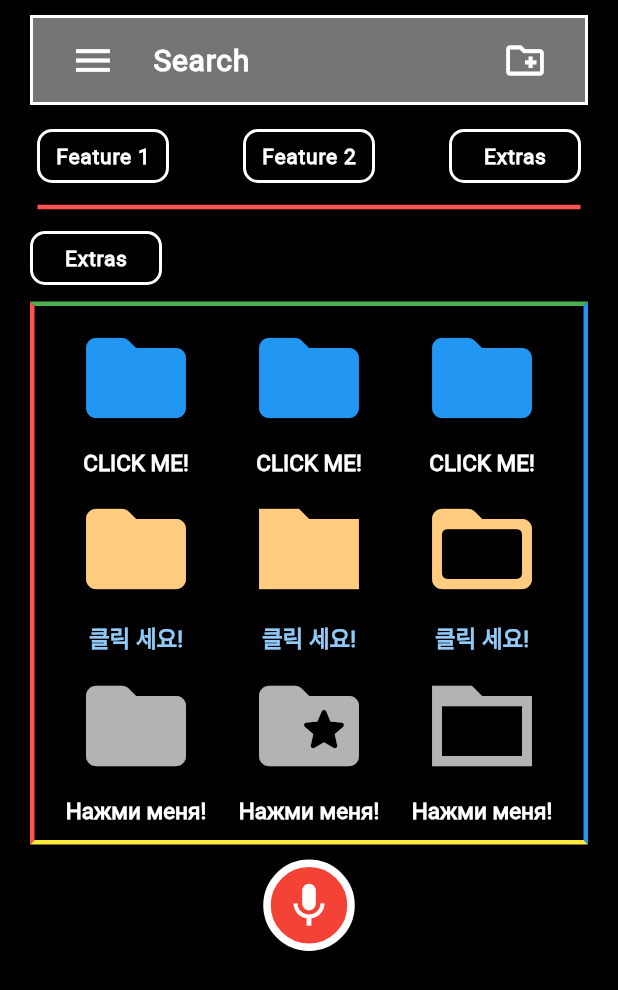
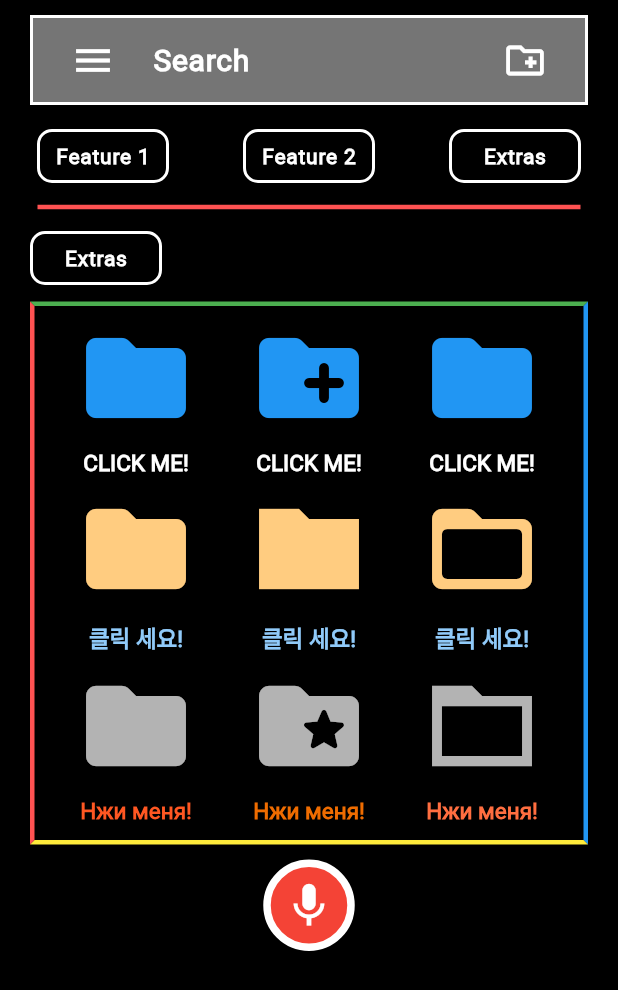
Before and after one commit to NotJustCode3/The_Complete_Recorder, a Flutter app: the screen it shows after launch, after a tap on the "library books" icon, on a phone screen of 412 x 824 dp. Shown: the top 990 px of the screen. Run offline on Flutter 3.47's test engine with Material 2 defaults, Android fonts, the phone set to English and light mode, and no system bars.

```diff
--- a/AppDevelopment/complete_recorder/lib/main.dart
+++ b/AppDevelopment/complete_recorder/lib/main.dart
@@ -295,7 +295,7 @@ class Library extends StatelessWidget {
                       },
                     ),
                     IconButton(
-                      icon: Icon(Icons.folder_rounded),
+                      icon: Icon(Icons.create_new_folder_rounded),
                       iconSize: 80.0,
                       color: Colors.blue[500],
                       //highlightColor: Colors.grey,
@@ -458,25 +458,25 @@ class Library extends StatelessWidget {
                     mainAxisAlignment: MainAxisAlignment.spaceAround,
                     children: <Widget>[
                       Text(
-                        'Нажми меня!',
+                        'Нжи меня!',
                         style: TextStyle(
-                            color: Colors.white,
+                            color: Colors.deepOrange,
                             fontSize: 15.0,
                             fontFamily: 'Roboto',
                             fontWeight: FontWeight.bold),
                       ),
                       Text(
-                        'Нажми меня!',
+                        'Нжи меня!',
                         style: TextStyle(
-                            color: Colors.white,
+                            color: Colors.orange[800],
                             fontSize: 15.0,
                             fontFamily: 'Roboto',
                             fontWeight: FontWeight.bold),
                       ),
                       Text(
-                        'Нажми меня!',
+                        'Нжи меня!',
                         style: TextStyle(
-                            color: Colors.white,
+                            color: Colors.deepOrangeAccent,
                             fontSize: 15.0,
                             fontFamily: 'Roboto',
                             fontWeight: FontWeight.bold),
```
